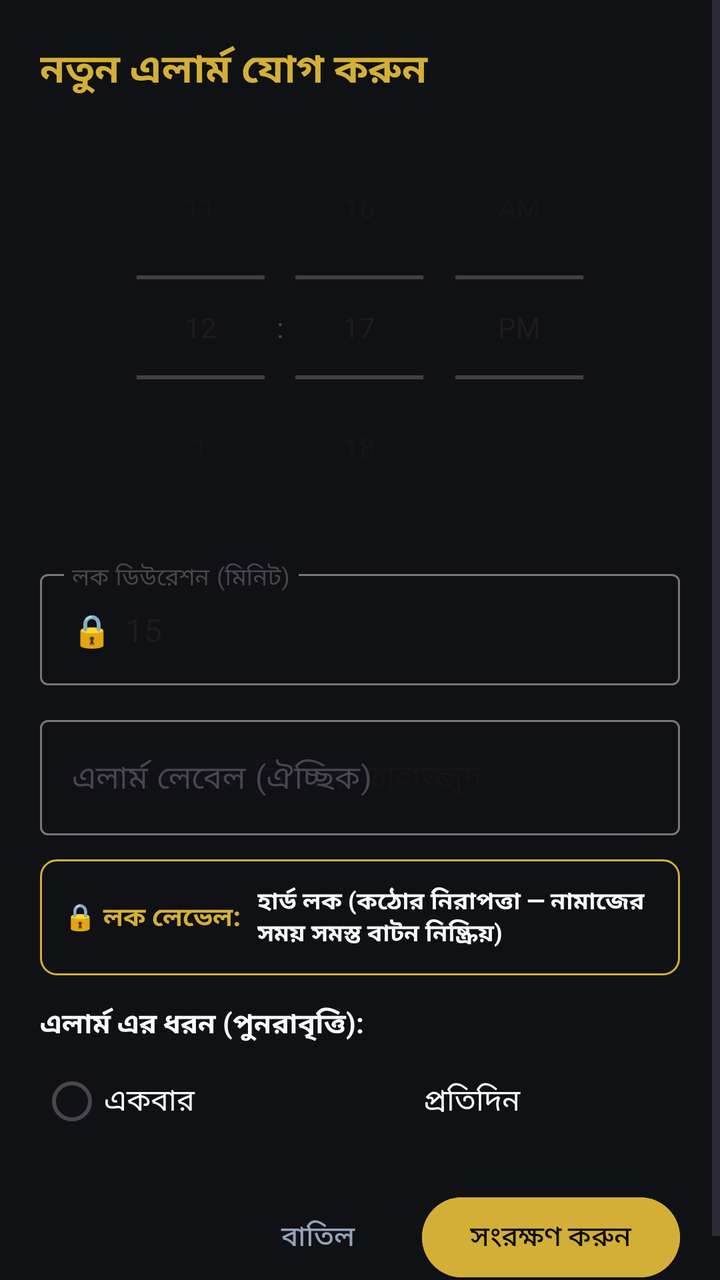
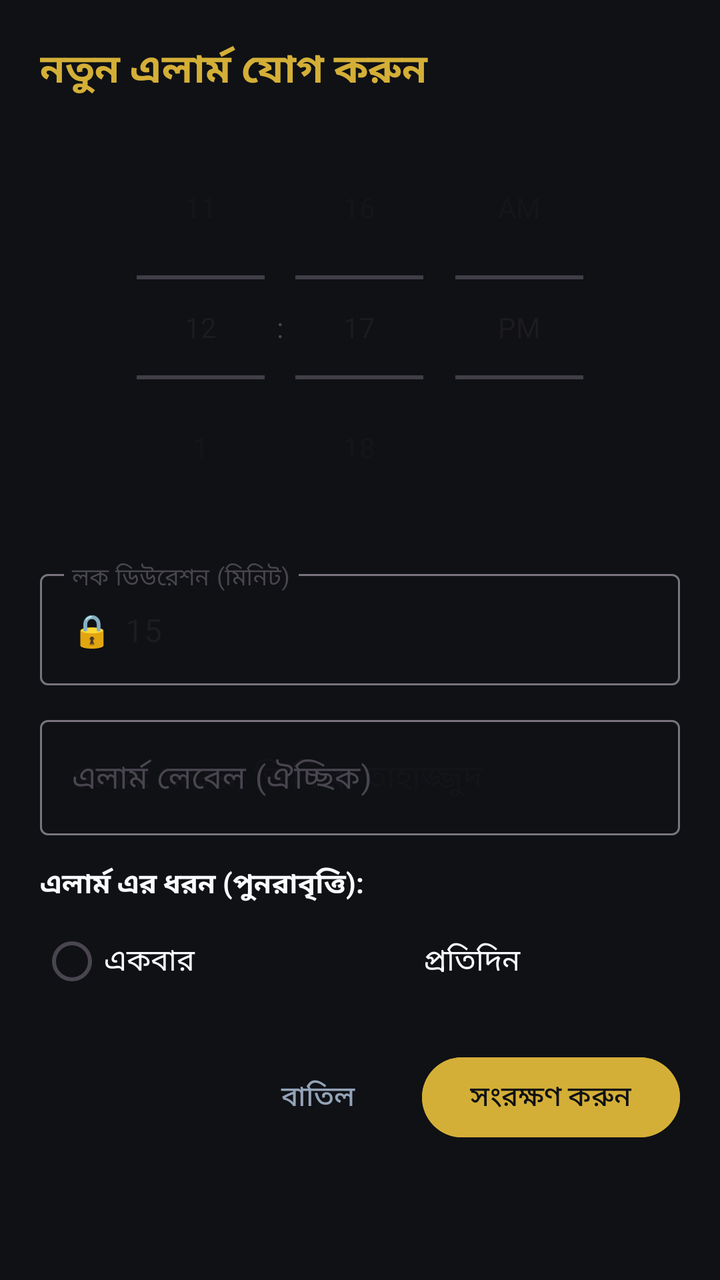

Two renders of the same Android screen: before a commit and after it. Below are the layout's source before the change and the commit's diff.
<!-- AndroidManifest.xml: application theme Theme.IslamicAlarm -->
<!-- res/layout/dialog_add_alarm.xml -->
<?xml version="1.0" encoding="utf-8"?>
<ScrollView xmlns:android="http://schemas.android.com/apk/res/android"
    xmlns:app="http://schemas.android.com/apk/res-auto"
    android:layout_width="match_parent"
    android:layout_height="wrap_content">

    <LinearLayout
        android:layout_width="match_parent"
        android:layout_height="wrap_content"
        android:orientation="vertical"
        android:padding="20dp">

        <TextView
            android:id="@+id/tvDialogTitle"
            android:layout_width="match_parent"
            android:layout_height="wrap_content"
            android:text="@string/add_alarm"
            android:textColor="@color/secondary"
            android:textSize="20sp"
            android:textStyle="bold" />

        
        <TimePicker
            android:id="@+id/timePicker"
            android:layout_width="match_parent"
            android:layout_height="wrap_content"
            android:layout_marginTop="8dp"
            android:timePickerMode="spinner" />

        
        <com.google.android.material.textfield.TextInputLayout
            style="@style/Widget.Material3.TextInputLayout.OutlinedBox"
            android:layout_width="match_parent"
            android:layout_height="wrap_content"
            android:layout_marginTop="12dp"
            android:hint="@string/lock_duration"
            app:prefixText="🔒 ">

            <com.google.android.material.textfield.TextInputEditText
                android:id="@+id/etLockDuration"
                android:layout_width="match_parent"
                android:layout_height="wrap_content"
                android:inputType="number"
                android:maxLength="2"
                android:text="15" />

        </com.google.android.material.textfield.TextInputLayout>

        
        <com.google.android.material.textfield.TextInputLayout
            style="@style/Widget.Material3.TextInputLayout.OutlinedBox"
            android:layout_width="match_parent"
            android:layout_height="wrap_content"
            android:layout_marginTop="12dp"
            android:hint="@string/alarm_label">

            <com.google.android.material.textfield.TextInputEditText
                android:id="@+id/etAlarmLabel"
                android:layout_width="match_parent"
                android:layout_height="wrap_content"
                android:inputType="text"
                android:hint="@string/alarm_label_hint" />

        </com.google.android.material.textfield.TextInputLayout>

        
        <LinearLayout
            android:layout_width="match_parent"
            android:layout_height="wrap_content"
            android:layout_marginTop="12dp"
            android:background="@drawable/bg_challenge_badge"
            android:gravity="center_vertical"
            android:orientation="horizontal"
            android:padding="12dp">

            <TextView
                android:layout_width="wrap_content"
                android:layout_height="wrap_content"
                android:text="🔒 লক লেভেল:"
                android:textColor="@color/secondary"
                android:textSize="13sp"
                android:textStyle="bold" />

            <TextView
                android:layout_width="0dp"
                android:layout_height="wrap_content"
                android:layout_marginStart="8dp"
                android:layout_weight="1"
                android:text="হার্ড লক (কঠোর নিরাপত্তা — নামাজের সময় সমস্ত বাটন নিষ্ক্রিয়)"
                android:textColor="@color/text_primary"
                android:textSize="12sp"
                android:textStyle="bold" />

        </LinearLayout>

        
        <TextView
            android:layout_width="match_parent"
            android:layout_height="wrap_content"
            android:layout_marginTop="14dp"
            android:text="এলার্ম এর ধরন (পুনরাবৃত্তি):"
            android:textColor="@color/text_primary"
            android:textSize="14sp"
            android:textStyle="bold" />

        <RadioGroup
            android:id="@+id/rgRepeatMode"
            android:layout_width="match_parent"
            android:layout_height="wrap_content"
            android:layout_marginTop="4dp"
            android:orientation="horizontal">

            <RadioButton
                android:id="@+id/rbOnce"
                android:layout_width="0dp"
                android:layout_height="wrap_content"
                android:layout_weight="1"
                android:text="একবার"
                android:textColor="@color/text_primary"
                android:textSize="15sp" />

            <RadioButton
                android:id="@+id/rbDaily"
                android:layout_width="0dp"
                android:layout_height="wrap_content"
                android:layout_weight="1"
                android:checked="true"
                android:text="প্রতিদিন"
                android:textColor="@color/text_primary"
                android:textSize="15sp" />

        </RadioGroup>

        
        <LinearLayout
            android:layout_width="match_parent"
            android:layout_height="wrap_content"
            android:layout_marginTop="20dp"
            android:gravity="end"
            android:orientation="horizontal">

            <com.google.android.material.button.MaterialButton
                android:id="@+id/btnCancel"
                style="@style/Widget.Material3.Button.TextButton"
                android:layout_width="wrap_content"
                android:layout_height="wrap_content"
                android:text="@string/cancel"
                android:textColor="@color/text_secondary" />

            <com.google.android.material.button.MaterialButton
                android:id="@+id/btnSave"
                android:layout_width="wrap_content"
                android:layout_height="wrap_content"
                android:layout_marginStart="8dp"
                android:backgroundTint="@color/secondary"
                android:text="@string/save"
                android:textColor="@color/primary" />

        </LinearLayout>

    </LinearLayout>

</ScrollView>
<!-- resources referenced by this layout -->
<resources>
  <color name="primary">#0F1115</color>
  <color name="secondary">#D4AF37</color>
  <color name="text_primary">#F8FAFC</color>
  <color name="text_secondary">#94A3B8</color>
  <!-- drawable bg_challenge_badge (drawable) -->
  <?xml version="1.0" encoding="utf-8"?>
  <shape xmlns:android="http://schemas.android.com/apk/res/android"
      android:shape="rectangle">
      <corners android:radius="8dp" />
      <solid android:color="@color/primary" />
      <stroke
          android:width="1dp"
          android:color="@color/secondary" />
  </shape>
  <string name="add_alarm">নতুন এলার্ম যোগ করুন</string>
  <string name="alarm_label">এলার্ম লেবেল (ঐচ্ছিক)</string>
  <string name="alarm_label_hint">যেমন: ফজর, জিকির, তাহাজ্জুদ</string>
  <string name="cancel">বাতিল</string>
  <string name="lock_duration">লক ডিউরেশন (মিনিট)</string>
  <string name="save">সংরক্ষণ করুন</string>
  <style name="Theme.IslamicAlarm" parent="Theme.Material3.DayNight.NoActionBar">
          <item name="colorPrimary">@color/primary</item>
          <item name="colorPrimaryDark">@color/primary_variant</item>
          <item name="colorSecondary">@color/secondary</item>
          <item name="android:statusBarColor">@color/primary_variant</item>
          <item name="android:windowBackground">@color/background</item>
      </style>
  <color name="primary_variant">#0A0B0E</color>
  <color name="background">#0F1115</color>
</resources>

<!-- the commit's change to res/layout/dialog_add_alarm.xml (unified diff, before → after) -->
@@ -63,35 +63,6 @@
 
         </com.google.android.material.textfield.TextInputLayout>
 
-        
-        <LinearLayout
-            android:layout_width="match_parent"
-            android:layout_height="wrap_content"
-            android:layout_marginTop="12dp"
-            android:background="@drawable/bg_challenge_badge"
-            android:gravity="center_vertical"
-            android:orientation="horizontal"
-            android:padding="12dp">
-
-            <TextView
-                android:layout_width="wrap_content"
-                android:layout_height="wrap_content"
-                android:text="🔒 লক লেভেল:"
-                android:textColor="@color/secondary"
-                android:textSize="13sp"
-                android:textStyle="bold" />
-
-            <TextView
-                android:layout_width="0dp"
-                android:layout_height="wrap_content"
-                android:layout_marginStart="8dp"
-                android:layout_weight="1"
-                android:text="হার্ড লক (কঠোর নিরাপত্তা — নামাজের সময় সমস্ত বাটন নিষ্ক্রিয়)"
-                android:textColor="@color/text_primary"
-                android:textSize="12sp"
-                android:textStyle="bold" />
-
-        </LinearLayout>
 
         
         <TextView
<!-- resource entries referenced after the edit -->
@@ -4,16 +4,6 @@
   <color name="secondary">#D4AF37</color>
   <color name="text_primary">#F8FAFC</color>
   <color name="text_secondary">#94A3B8</color>
-  <!-- drawable bg_challenge_badge (drawable) -->
-  <?xml version="1.0" encoding="utf-8"?>
-  <shape xmlns:android="http://schemas.android.com/apk/res/android"
-      android:shape="rectangle">
-      <corners android:radius="8dp" />
-      <solid android:color="@color/primary" />
-      <stroke
-          android:width="1dp"
-          android:color="@color/secondary" />
-  </shape>
   <string name="add_alarm">নতুন এলার্ম যোগ করুন</string>
   <string name="alarm_label">এলার্ম লেবেল (ঐচ্ছিক)</string>
   <string name="alarm_label_hint">যেমন: ফজর, জিকির, তাহাজ্জুদ</string>
